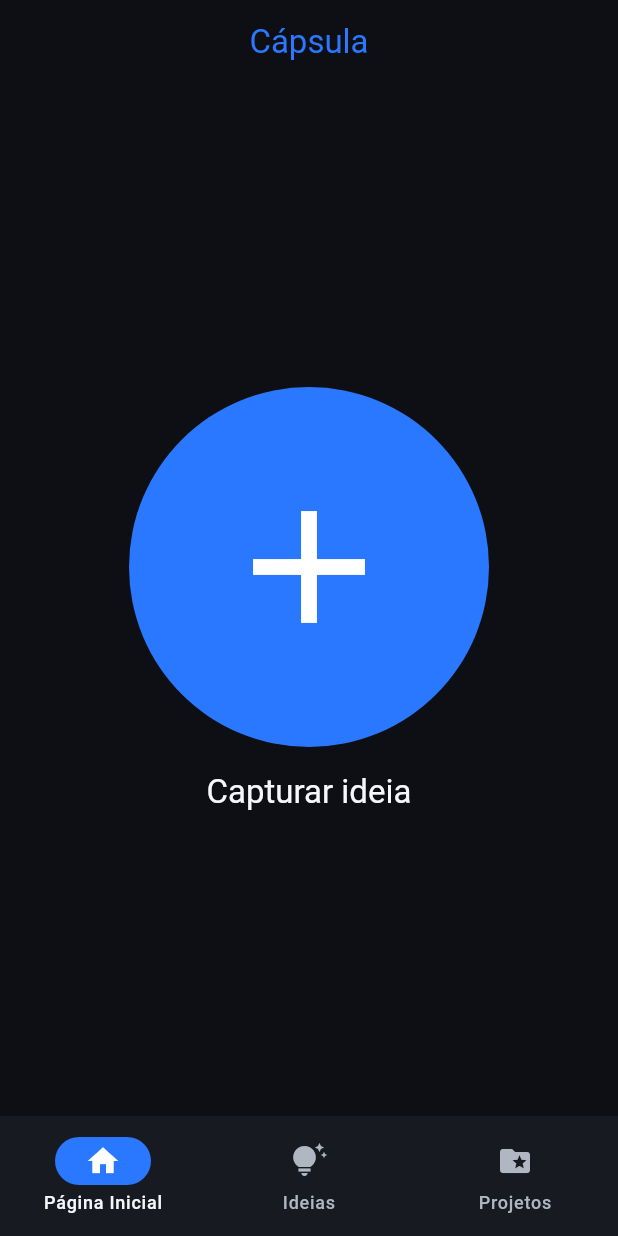
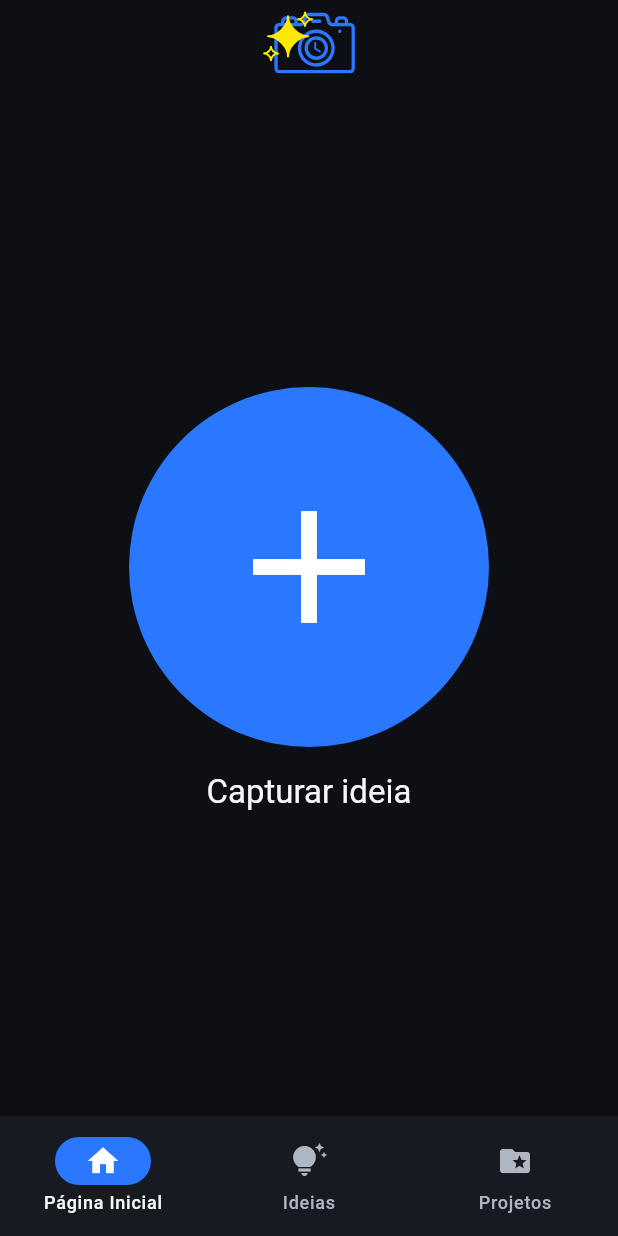
Before and after one commit to deborahsag/a3-usabilidade, a Flutter app: the screen it shows after launch, on a phone screen of 412 x 824 dp. Run offline on Flutter 3.47's test engine with Material 3 defaults, Android fonts, the phone set to English and light mode, and no system bars; our stand-ins replace flutter_svg, material_ui.

Commit message:
Logo e atrelar Ideia dentro de Projeto.

```diff
--- a/lib/data/projeto.dart
+++ b/lib/data/projeto.dart
@@ -6,6 +6,10 @@ class Projeto {
     required this.notificacao,
     required this.timestamp,
     required this.arquivado,
+    required this.ideiaOriginalId,
+    required this.ideiaOriginalTitulo,
+    required this.ideiaOriginalDescricao,
+    required this.ideiaOriginalTimestamp,
   });
 
   final String id;
@@ -15,12 +19,22 @@ class Projeto {
   final String timestamp;
   final bool arquivado;
 
+  // Dados da ideia original
+  final String ideiaOriginalId;
+  final String ideiaOriginalTitulo;
+  final String ideiaOriginalDescricao;
+  final String ideiaOriginalTimestamp;
+
   Projeto copyWith({
     String? titulo,
     String? descricao,
     int? notificacao,
     String? timestamp,
     bool? arquivado,
+    String? ideiaOriginalId,
+    String? ideiaOriginalTitulo,
+    String? ideiaOriginalDescricao,
+    String? ideiaOriginalTimestamp,
   }) {
     return Projeto(
       id: id,
@@ -29,6 +43,10 @@ class Projeto {
       notificacao: notificacao ?? this.notificacao,
       timestamp: timestamp ?? this.timestamp,
       arquivado: arquivado ?? this.arquivado,
+      ideiaOriginalId: ideiaOriginalId ?? this.ideiaOriginalId,
+      ideiaOriginalTitulo: ideiaOriginalTitulo ?? this.ideiaOriginalTitulo,
+      ideiaOriginalDescricao: ideiaOriginalDescricao ?? this.ideiaOriginalDescricao,
+      ideiaOriginalTimestamp: ideiaOriginalTimestamp ?? this.ideiaOriginalTimestamp,
     );
   }
 }
--- a/lib/data/projetos_exemplo.dart
+++ b/lib/data/projetos_exemplo.dart
@@ -3,36 +3,62 @@ import 'projeto.dart';
 final List<Projeto> projetosExemplo = [
   Projeto(
     id: '1',
-    titulo: 'Cápsula',
-    descricao: 'Aplicativo para registrar, organizar e desenvolver ideias.',
+    titulo: 'Desenvolvimento do Cápsula',
+    descricao: 'Desenvolver o aplicativo para registrar, organizar '
+        'e transformar ideias em projetos.',
     notificacao: 3,
     timestamp: '2026-11-17T08:00:00-03:00',
     arquivado: false,
+
+    ideiaOriginalId: '1',
+    ideiaOriginalTitulo: 'Aplicativo de organização pessoal',
+    ideiaOriginalDescricao: 'Criar um aplicativo para registrar ideias, '
+        'acompanhar seu desenvolvimento e organizar projetos derivados.',
+    ideiaOriginalTimestamp: '2026-11-10T09:30:00-03:00',
   ),
   Projeto(
     id: '2',
     titulo: 'Organizador acadêmico',
-    descricao: 'Aplicativo para gerenciar disciplinas, atividades, '
-        'prazos e compromissos acadêmicos.',
+    descricao: 'Criar uma aplicação para gerenciar disciplinas, '
+        'atividades, prazos e compromissos acadêmicos.',
     notificacao: 2,
-    timestamp: '2026-11-12T13:30:00-03:00',
+    timestamp: '2026-11-16T13:30:00-03:00',
     arquivado: false,
+
+    ideiaOriginalId: '2',
+    ideiaOriginalTitulo: 'Facilitar a organização dos estudos',
+    ideiaOriginalDescricao: 'Uma ferramenta que ajude estudantes a '
+        'acompanhar suas tarefas e organizar a rotina universitária.',
+    ideiaOriginalTimestamp: '2026-11-12T14:15:00-03:00',
   ),
   Projeto(
     id: '3',
     titulo: 'Portfólio pessoal',
     descricao: 'Desenvolver um site para apresentar projetos, '
-        'experiências e habilidades.',
+        'experiências e habilidades profissionais.',
     notificacao: 1,
-    timestamp: '2026-11-10T10:15:00-03:00',
+    timestamp: '2026-11-14T10:15:00-03:00',
     arquivado: false,
+
+    ideiaOriginalId: '3',
+    ideiaOriginalTitulo: 'Criar um portfólio online',
+    ideiaOriginalDescricao: 'Montar uma página pessoal para reunir '
+        'trabalhos e facilitar sua divulgação.',
+    ideiaOriginalTimestamp: '2026-11-08T11:00:00-03:00',
   ),
   Projeto(
     id: '4',
     titulo: 'Reformulação do blog',
-    descricao: 'Atualizar o visual e melhorar a navegação do blog.',
+    descricao: 'Atualizar o visual do blog, melhorar a navegação '
+        'e reorganizar as categorias de conteúdo.',
     notificacao: 0,
     timestamp: '2026-11-05T17:00:00-03:00',
     arquivado: true,
+
+    ideiaOriginalId: '4',
+    ideiaOriginalTitulo: 'Melhorar meu blog pessoal',
+    ideiaOriginalDescricao: 'Revisar a identidade visual e a estrutura '
+        'de navegação do blog.',
+    ideiaOriginalTimestamp: '2026-10-28T16:45:00-03:00',
   ),
 ];
--- a/lib/main.dart
+++ b/lib/main.dart
@@ -1,3 +1,4 @@
+import 'package:flutter_svg/flutter_svg.dart';
 import 'package:material_ui/material_ui.dart';
 
 import 'package:a3_usabilidade/capsula.dart';
@@ -194,8 +195,12 @@ class _LayoutPrincipalState extends State<LayoutPrincipal> {
 
     return Scaffold(
       appBar: AppBar(
-        backgroundColor: Theme.of(context).scaffoldBackgroundColor,
-        title: Center(child: Text('Cápsula', style: TextStyle(color: theme.colorScheme.primary))),
+        backgroundColor: theme.scaffoldBackgroundColor,
+        title: SvgPicture.asset(
+          'assets/images/logo.svg',
+          height: 42,
+        ),
+        centerTitle: true,
       ),
       bottomNavigationBar: NavigationBar(
         onDestinationSelected: (int index) {
@@ -203,7 +208,7 @@ class _LayoutPrincipalState extends State<LayoutPrincipal> {
             currentPageIndex = index;
           });
         },
-        indicatorColor: Theme.of(context).colorScheme.primary,
+        indicatorColor: theme.colorScheme.primary,
         selectedIndex: currentPageIndex,
         destinations: const <Widget>[
           NavigationDestination(
```
Also changed, not shown: lib/screens/registro_projeto.dart (+46 -6 lines), pubspec.yaml (+4 -3 lines), assets/images/logo.svg (added), pubspec.lock, 1 other file.
